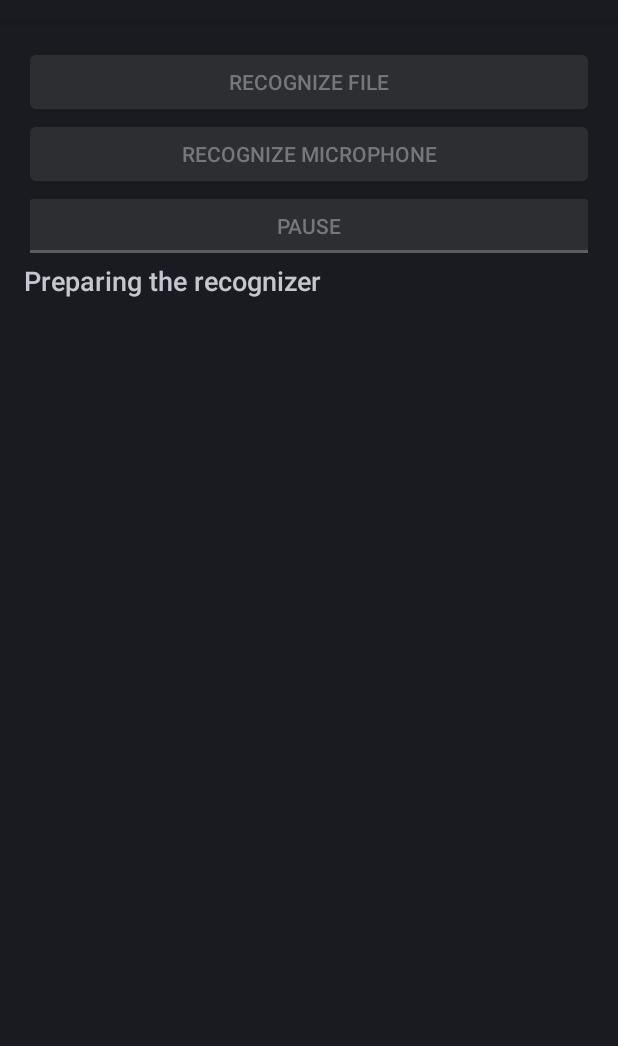
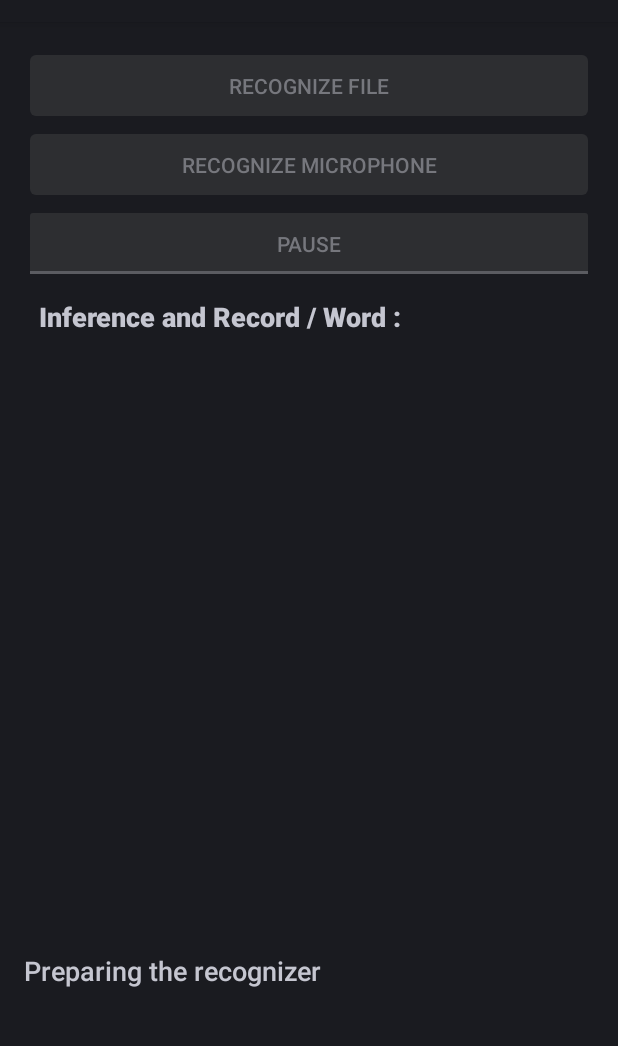
Before and after one commit to MhmudAlpurd/Buddy, an Android app: the screen it shows after launch (VoskActivity), on a phone screen of 412 x 824 dp, the part 62-1108 px from its top. Run offline under Robolectric (Android 15) with nearby library versions, the phone set to English and light mode, and no system bars; libraries missing offline, so code that uses them is left out: org.vosk, org.vosk.android; 2 statements that could not run were skipped.

Commit message:
inference record time added

```diff
--- a/app/src/main/java/org/vosk/demo/VoskActivity.java
+++ b/app/src/main/java/org/vosk/demo/VoskActivity.java
@@ -17,8 +17,10 @@ package org.vosk.demo;
 import android.Manifest;
 import android.app.Activity;
 import android.content.pm.PackageManager;
+import android.os.Build;
 import android.os.Bundle;
 import android.text.method.ScrollingMovementMethod;
+import android.util.Log;
 import android.widget.Button;
 import android.widget.TextView;
 import android.widget.ToggleButton;
@@ -34,8 +36,10 @@ import org.vosk.android.StorageService;
 
 import java.io.IOException;
 import java.io.InputStream;
+import java.util.Date;
 
 import androidx.annotation.NonNull;
+import androidx.annotation.RequiresApi;
 import androidx.core.app.ActivityCompat;
 import androidx.core.content.ContextCompat;
 
@@ -55,14 +59,21 @@ public class VoskActivity extends Activity implements
     private SpeechService speechService;
     private SpeechStreamService speechStreamService;
     private TextView resultView;
+    private TextView infandrec_time;
+    private boolean RESET_RESULT = false;
+    private long starttime;
+    private long endtime;
+    private long inf_rec_time; //record + analyse(inference): har dota tavasot onPartialResult anjam mishan va ghabele tafkik nistan.
+    private int count = 0;
 
     @Override
     public void onCreate(Bundle state) {
         super.onCreate(state);
         setContentView(R.layout.main);
-
+        Log.v("result", "onCreate");
         // Setup layout
         resultView = findViewById(R.id.result_text);
+        infandrec_time = findViewById(R.id.inf_rec_time);
         setUiState(STATE_START);
 
         findViewById(R.id.recognize_file).setOnClickListener(view -> recognizeFile());
@@ -81,6 +92,7 @@ public class VoskActivity extends Activity implements
     }
 
     private void initModel() {
+        Log.v("result", "initModel");
         StorageService.unpack(this, "model-en-us", "model",
                 (model) -> {
                     this.model = model;
@@ -94,7 +106,7 @@ public class VoskActivity extends Activity implements
     public void onRequestPermissionsResult(int requestCode,
                                            @NonNull String[] permissions, @NonNull int[] grantResults) {
         super.onRequestPermissionsResult(requestCode, permissions, grantResults);
-
+        Log.v("result", "onRequestPermissionsResult");
         if (requestCode == PERMISSIONS_REQUEST_RECORD_AUDIO) {
             if (grantResults.length > 0 && grantResults[0] == PackageManager.PERMISSION_GRANTED) {
                 // Recognizer initialization is a time-consuming and it involves IO,
@@ -108,6 +120,7 @@ public class VoskActivity extends Activity implements
 
     @Override
     public void onDestroy() {
+        Log.v("result", "onDestroy");
         super.onDestroy();
 
         if (speechService != null) {
@@ -120,14 +133,35 @@ public class VoskActivity extends Activity implements
         }
     }
 
+    @RequiresApi(api = Build.VERSION_CODES.N)
     @Override
     public void onResult(String hypothesis) {
+        Log.v("result", "onResult");
+        endtime =  new Date().getTime();
         resultView.append(hypothesis + "\n");
+        Log.v("result", "result" + hypothesis);
+        Log.v("result", "endtime" + endtime);
+
+        inf_rec_time = endtime - starttime;
+
+
+        String[] splited = hypothesis.split("\\s+");
+        long totalCharacters = hypothesis.chars().count();
+        int num_of_words = splited.length;
+        int inf_rec_per_word = (int) (inf_rec_time / num_of_words);
+        int inf_per_char = (int) (inf_rec_time / totalCharacters);
+
+        Log.v("result", "inf_time/word: " + inf_rec_per_word);
+        infandrec_time.setText("Inference and Record / Word : " + inf_rec_per_word + " ms");
+
+
+        count = 0;
     }
 
     @Override
     public void onFinalResult(String hypothesis) {
         resultView.append(hypothesis + "\n");
+        Log.v("result", "onFinalResult");
         setUiState(STATE_DONE);
         if (speechStreamService != null) {
             speechStreamService = null;
@@ -136,6 +170,12 @@ public class VoskActivity extends Activity implements
 
     @Override
     public void onPartialResult(String hypothesis) {
+        if(!hypothesis.equals("") && count==0){
+           starttime =  new Date().getTime();
+            Log.v("result", "starttime"+starttime);
+           count += 1;
+        }
+        Log.v("result", "partial" + hypothesis);
         resultView.append(hypothesis + "\n");
     }
 
@@ -146,10 +186,12 @@ public class VoskActivity extends Activity implements
 
     @Override
     public void onTimeout() {
+        Log.v("result", "timeout");
         setUiState(STATE_DONE);
     }
 
     private void setUiState(int state) {
+        Log.v("result", "setUiState");
         switch (state) {
             case STATE_START:
                 resultView.setText(R.string.preparing);
@@ -192,6 +234,7 @@ public class VoskActivity extends Activity implements
     }
 
     private void setErrorState(String message) {
+        Log.v("result", "setErrorState");
         resultView.setText(message);
         ((Button) findViewById(R.id.recognize_mic)).setText(R.string.recognize_microphone);
         findViewById(R.id.recognize_file).setEnabled(false);
@@ -199,6 +242,7 @@ public class VoskActivity extends Activity implements
     }
 
     private void recognizeFile() {
+        Log.v("result", "recognizeFile");
         if (speechStreamService != null) {
             setUiState(STATE_DONE);
             speechStreamService.stop();
@@ -222,6 +266,7 @@ public class VoskActivity extends Activity implements
     }
 
     private void recognizeMicrophone() {
+        Log.v("result", "recognizeMicrophone");
         if (speechService != null) {
             setUiState(STATE_DONE);
             speechService.stop();
@@ -240,6 +285,7 @@ public class VoskActivity extends Activity implements
 
 
     private void pause(boolean checked) {
+        Log.v("result", "pause");
         if (speechService != null) {
             speechService.setPause(checked);
         }
--- a/app/src/main/res/layout/main.xml
+++ b/app/src/main/res/layout/main.xml
@@ -3,27 +3,44 @@
     android:layout_width="fill_parent"
     android:layout_height="fill_parent"
     android:orientation="vertical"
-    android:padding="16dp">
+    android:padding="16dp"
+    android:weightSum="10"
+    >
     <Button
+        android:layout_weight="0.1"
         android:id="@+id/recognize_file"
         android:layout_width="match_parent"
         android:layout_height="wrap_content"
         android:text="@string/recognize_file"/>
 
     <Button
+        android:layout_weight="0.1"
         android:id="@+id/recognize_mic"
         android:layout_width="match_parent"
         android:layout_height="wrap_content"
         android:text="@string/recognize_microphone"/>
 
     <ToggleButton
+        android:layout_weight="0.1"
         android:id="@+id/pause"
         android:layout_width="match_parent"
         android:layout_height="wrap_content"
         android:textOff="@string/pause"
         android:textOn="@string/continueRecognition"/>
 
+        <TextView
+            android:padding="10dp"
+            android:textStyle="bold"
+            android:text="Inference and Record / Word :"
+            android:id="@+id/inf_rec_time"
+            android:layout_width="fill_parent"
+            android:layout_height="wrap_content"
+            android:gravity="bottom"
+            android:scrollbars="vertical"
+            android:textAppearance="?android:attr/textAppearanceMedium" />
+
     <TextView
+        android:layout_weight="8"
         android:id="@+id/result_text"
         android:layout_width="fill_parent"
         android:layout_height="wrap_content"
@@ -31,4 +48,7 @@
         android:scrollbars="vertical"
         android:textAppearance="?android:attr/textAppearanceMedium" />
 
+
+
+
 </LinearLayout>
```
